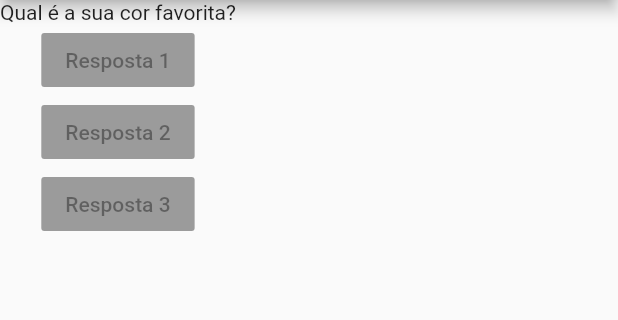
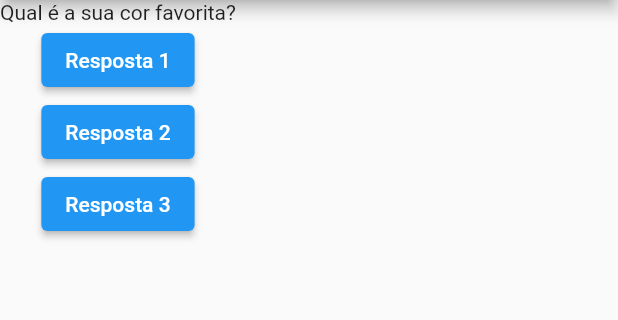
Before and after one commit to Deeved/projeto_perguntas, a Flutter app: the screen it shows after launch, on a phone screen of 412 x 824 dp, the part 84-404 px from its top. Run offline on Flutter 3.47's test engine with Material 2 defaults, Android fonts, the phone set to English and light mode, and no system bars.

Commit message:
Funções anônimas

```diff
--- a/lib/main.dart
+++ b/lib/main.dart
@@ -1,9 +1,15 @@
+// ignore_for_file: prefer_const_constructors
+
 import 'package:flutter/material.dart';
 
 main() => runApp(const PerguntaApp());
 
 class PerguntaApp extends StatelessWidget {
   const PerguntaApp({Key? key}) : super(key: key);
+
+  void responder() {
+    print('Pergunta respondida!');
+  }
 
   @override
   Widget build(BuildContext context) {
@@ -18,19 +24,18 @@ class PerguntaApp extends StatelessWidget {
         title: const Text('Perguntas'),
       ),
       body: Column(
-        children: [
+        children: <Widget>[
           Text(perguntas[0]),
-          RaisedButton(
-            child: Text('Resposta 1'),
-            onPressed: null,
+          ElevatedButton(child: Text('Resposta 1'), onPressed: responder),
+          ElevatedButton(
+            child: Text('Resposta 2'),
+            onPressed: () {
+              print('Resposta 2 foi selecionada');
+            },
           ),
-          RaisedButton(
-            child: Text('Resposta 2'),
-            onPressed: null,
-          ),
-          RaisedButton(
+          ElevatedButton(
             child: Text('Resposta 3'),
-            onPressed: null,
+            onPressed: () => print('Resposta 3!!!'),
           )
         ],
       ),
```
